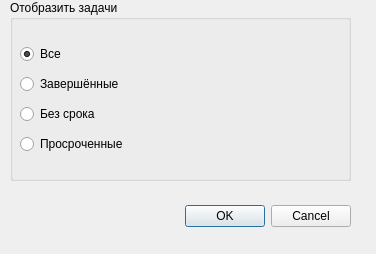
The window that TasksAccounting/taskfilterdialog.ui (MishIvan/UbuntuProjects) describes before a commit, drawn with Qt 5.
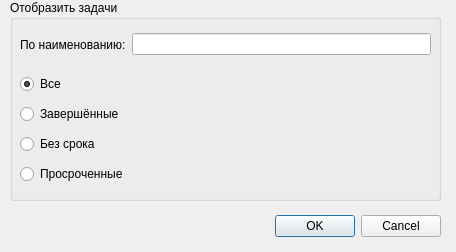
The same window after the commit.

Commit message: С фильтром по наименованию задачи

The edit to the form file:
```diff
--- a/TasksAccounting/taskfilterdialog.ui
+++ b/TasksAccounting/taskfilterdialog.ui
@@ -6,20 +6,20 @@
    <rect>
     <x>0</x>
     <y>0</y>
-    <width>376</width>
-    <height>254</height>
+    <width>456</width>
+    <height>252</height>
    </rect>
   </property>
   <property name="minimumSize">
    <size>
-    <width>376</width>
-    <height>254</height>
+    <width>456</width>
+    <height>252</height>
    </size>
   </property>
   <property name="maximumSize">
    <size>
-    <width>376</width>
-    <height>254</height>
+    <width>456</width>
+    <height>252</height>
    </size>
   </property>
   <property name="windowTitle">
@@ -28,8 +28,8 @@
   <widget class="QDialogButtonBox" name="buttonBox">
    <property name="geometry">
     <rect>
-     <x>10</x>
-     <y>200</y>
+     <x>100</x>
+     <y>210</y>
      <width>341</width>
      <height>32</height>
     </rect>
@@ -46,8 +46,8 @@
     <rect>
      <x>10</x>
      <y>0</y>
-     <width>341</width>
-     <height>181</height>
+     <width>431</width>
+     <height>201</height>
     </rect>
    </property>
    <property name="title">
@@ -57,7 +57,7 @@
     <property name="geometry">
      <rect>
       <x>10</x>
-      <y>40</y>
+      <y>70</y>
       <width>141</width>
       <height>120</height>
      </rect>
@@ -96,6 +96,28 @@
      </item>
     </layout>
    </widget>
+   <widget class="QWidget" name="">
+    <property name="geometry">
+     <rect>
+      <x>10</x>
+      <y>30</y>
+      <width>411</width>
+      <height>29</height>
+     </rect>
+    </property>
+    <layout class="QHBoxLayout" name="horizontalLayout">
+     <item>
+      <widget class="QLabel" name="label">
+       <property name="text">
+        <string>По наименованию:</string>
+       </property>
+      </widget>
+     </item>
+     <item>
+      <widget class="QLineEdit" name="m_nameFilter"/>
+     </item>
+    </layout>
+   </widget>
   </widget>
  </widget>
  <resources/>
```
The commit also changes 5 other files.
